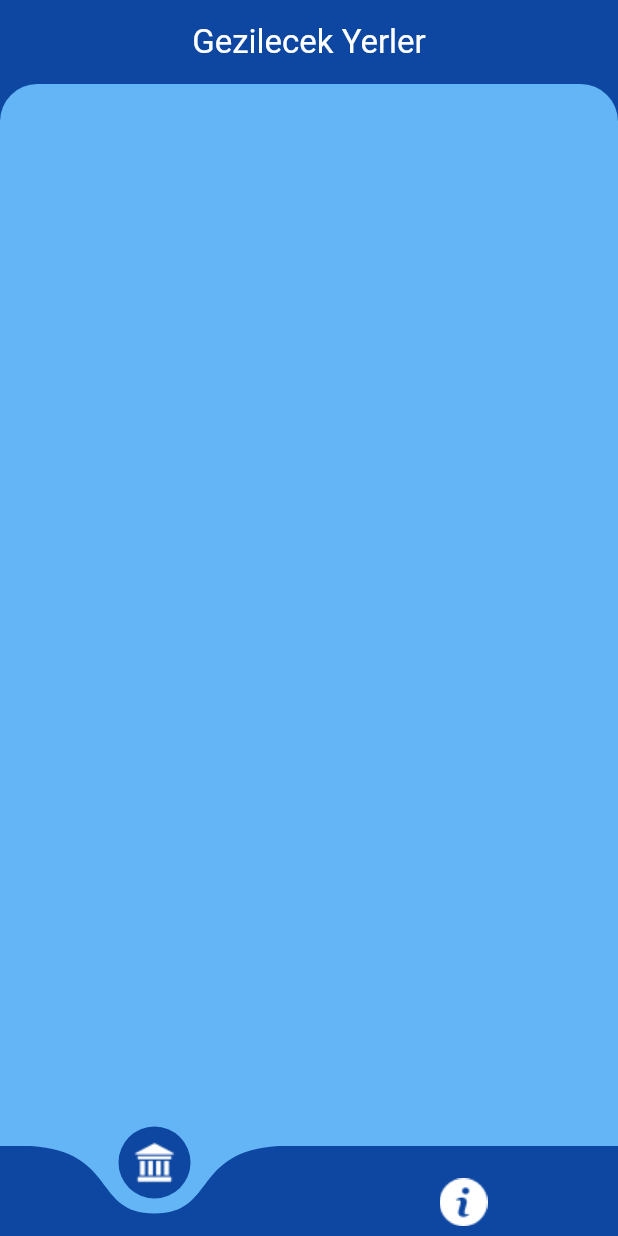
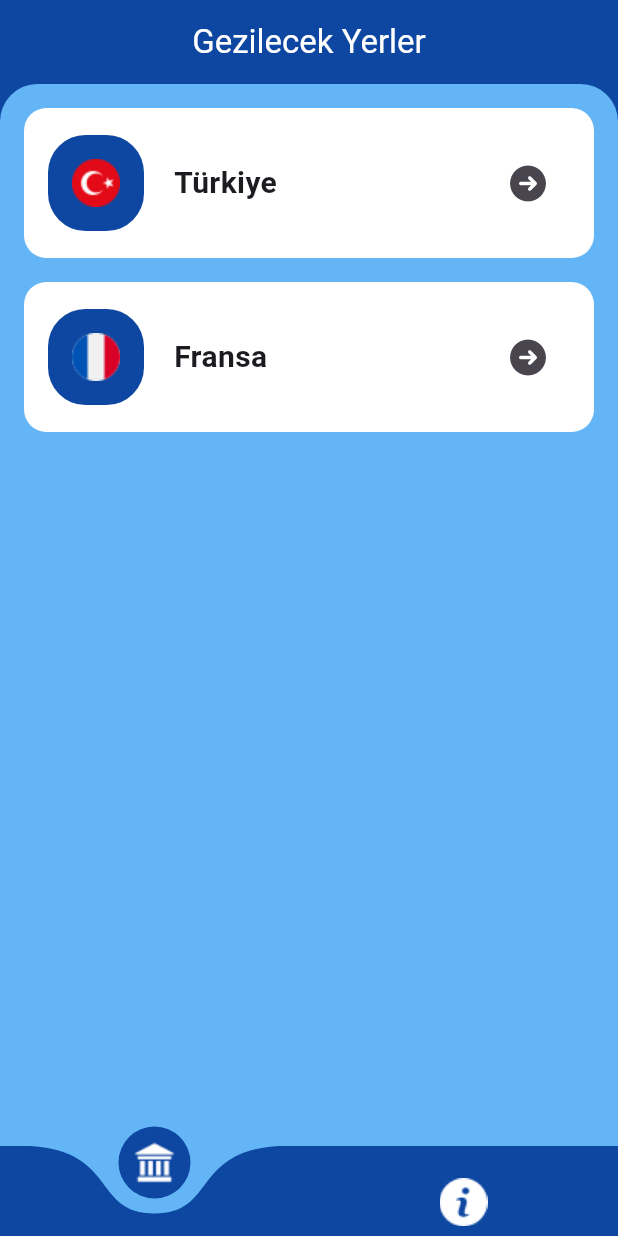
Before and after one commit to Berk2259/GezginRehberi, a Flutter app: the screen it shows after launch, on a phone screen of 412 x 824 dp. Run offline on Flutter 3.47's test engine with Material 3 defaults, Android fonts, the phone set to English and light mode, and no system bars; drawn by our look-alikes of curved_navigation_bar; our stand-ins replace font_awesome_flutter.

Commit message:
histroical_places sayfası container yapısı oluşturuldu

```diff
--- /dev/null
+++ b/lib/Model/model.dart
@@ -0,0 +1 @@
+export 'ulkeler_model.dart';
--- /dev/null
+++ b/lib/Model/ulkeler_model.dart
@@ -0,0 +1,7 @@
+import 'package:flutter/material.dart';
+
+class UlkelerModel {
+  final String ulke;
+  final String image;
+  UlkelerModel({required this.ulke, required this.image});
+}
--- a/lib/Screen/historical_place_screen.dart
+++ b/lib/Screens/historical_place_screen.dart
@@ -1,4 +1,6 @@
 import 'package:flutter/material.dart';
+import 'package:gezgin_rehberi/Model/model.dart';
+import 'package:gezgin_rehberi/Widgets/widget.dart';
 
 class HistoricalPlaceScreen extends StatelessWidget {
   const HistoricalPlaceScreen({super.key});
@@ -22,6 +24,24 @@ class HistoricalPlaceScreen extends StatelessWidget {
           ),
           color: Colors.blue.shade300,
         ),
+        child: SingleChildScrollView(
+          child: Column(
+            children: [
+              UlkelerWidget(
+                ozellik: UlkelerModel(
+                  ulke: 'Türkiye',
+                  image: 'assets/images/turkey.png',
+                ),
+              ),
+              UlkelerWidget(
+                ozellik: UlkelerModel(
+                  ulke: 'Fransa',
+                  image: 'assets/images/france.png',
+                ),
+              ),
+            ],
+          ),
+        ),
       ),
     );
   }
--- a/lib/Screen/main_screen.dart
+++ b/lib/Screens/main_screen.dart
@@ -1,7 +1,7 @@
 import 'package:flutter/material.dart';
 import 'package:curved_navigation_bar/curved_navigation_bar.dart';
-import 'package:gezgin_rehberi/Screen/information_screen.dart';
-import 'package:gezgin_rehberi/Screen/screen.dart';
+import 'package:gezgin_rehberi/Screens/information_screen.dart';
+import 'package:gezgin_rehberi/Screens/screen.dart';
 
 class MainScreen extends StatefulWidget {
   const MainScreen({super.key});
--- /dev/null
+++ b/lib/Widgets/ulkeler_widget.dart
@@ -0,0 +1,55 @@
+import 'package:flutter/material.dart';
+import 'package:font_awesome_flutter/font_awesome_flutter.dart';
+import 'package:gezgin_rehberi/Model/model.dart';
+
+class UlkelerWidget extends StatelessWidget {
+  UlkelerModel ozellik;
+  UlkelerWidget({super.key, required this.ozellik});
+
+  @override
+  Widget build(BuildContext context) {
+    return Padding(
+      padding: const EdgeInsets.only(top: 16.0, left: 16.0, right: 16.0),
+      child: Container(
+        width: double.infinity,
+        height: 100,
+        decoration: BoxDecoration(
+          borderRadius: BorderRadius.circular(15),
+          color: Colors.white,
+        ),
+        child: Padding(
+          padding: const EdgeInsets.only(left: 16.0),
+          child: Row(
+            children: [
+              Container(
+                decoration: BoxDecoration(
+                  borderRadius: BorderRadius.circular(25),
+                  color: Colors.blue.shade900,
+                ),
+                child: Padding(
+                  padding: const EdgeInsets.all(16.0),
+                  child: Image.asset(ozellik.image),
+                ),
+              ),
+              Padding(
+                padding: const EdgeInsets.only(left: 20.0),
+                child: Text(
+                  ozellik.ulke,
+                  style: TextStyle(fontSize: 20, fontWeight: FontWeight.bold),
+                ),
+              ),
+              Spacer(),
+              Padding(
+                padding: const EdgeInsets.only(right: 20.0),
+                child: IconButton(
+                  onPressed: () {},
+                  icon: Icon(FontAwesomeIcons.circleArrowRight),
+                ),
+              ),
+            ],
+          ),
+        ),
+      ),
+    );
+  }
+}
--- /dev/null
+++ b/lib/Widgets/widget.dart
@@ -0,0 +1 @@
+export 'ulkeler_widget.dart';
--- a/lib/main.dart
+++ b/lib/main.dart
@@ -1,5 +1,5 @@
 import 'package:flutter/material.dart';
-import 'package:gezgin_rehberi/Screen/screen.dart';
+import 'package:gezgin_rehberi/Screens/screen.dart';
 
 void main() {
   runApp(const MyApp());
--- a/pubspec.yaml
+++ b/pubspec.yaml
@@ -35,6 +35,7 @@ dependencies:
   # Use with the CupertinoIcons class for iOS style icons.
   cupertino_icons: ^1.0.8
   curved_navigation_bar: ^1.0.6
+  font_awesome_flutter: ^10.9.1
 
 dev_dependencies:
   flutter_test:
```
Also changed, not shown: assets/images/france.png (added), assets/images/turkey.png (added), lib/Screens/information_screen.dart (renamed from lib/Screen/information_screen.dart), lib/Screens/screen.dart (renamed from lib/Screen/screen.dart), pubspec.lock.
